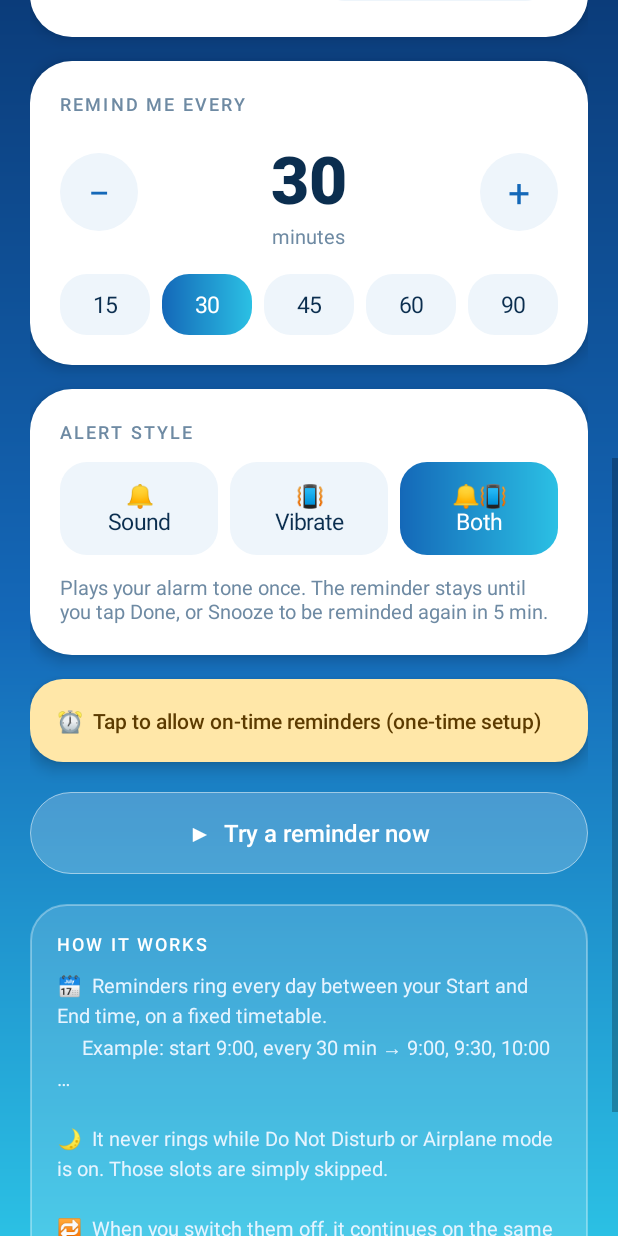
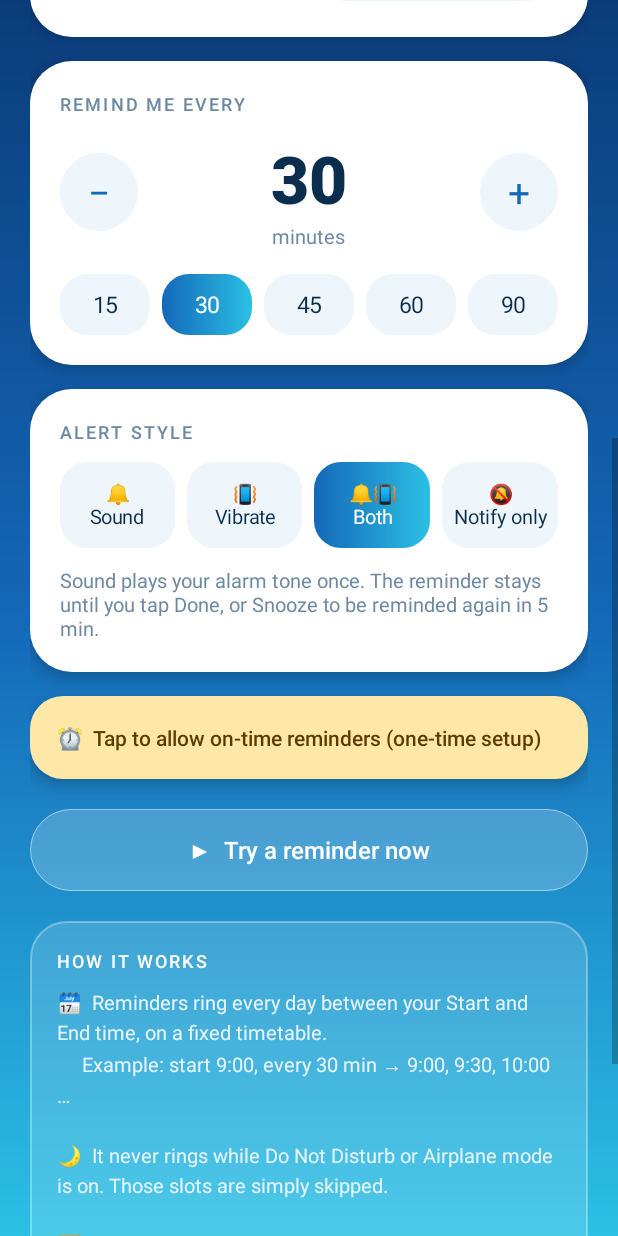
Before and after one commit to AnjanKailash/water-posture, an Android app: the screen it shows after launch (MainActivity), scrolled down 576 dp, on a phone screen of 412 x 824 dp. Run offline under Robolectric (Android 15) with nearby library versions, the phone set to English and light mode, and no system bars.

Commit message:
v2.5: add Notify-only alert style, fix How it works wording
Co-Authored-By: Claude Opus 5.5 <noreply@anthropic.com>
Claude-Session: https://claude.ai/code/session_01QVXpsxRWGW4c6FmNZ4x47k

```diff
--- a/app/build.gradle.kts
+++ b/app/build.gradle.kts
@@ -11,8 +11,8 @@ android {
         applicationId = "com.anjan.hydrate"
         minSdk = 26          // Android 8.0+
         targetSdk = 35
-        versionCode = 8
-        versionName = "2.4"
+        versionCode = 9
+        versionName = "2.5"
     }
 
     // Fixed signing key so every new APK installs over the previous one.
--- a/app/src/main/java/com/anjan/hydrate/MainActivity.kt
+++ b/app/src/main/java/com/anjan/hydrate/MainActivity.kt
@@ -51,7 +51,8 @@ class MainActivity : Activity() {
     private val alertOptions = listOf(
         Triple(Prefs.ALERT_SOUND, "🔔", "Sound"),
         Triple(Prefs.ALERT_VIBRATE, "📳", "Vibrate"),
-        Triple(Prefs.ALERT_BOTH, "🔔📳", "Both")
+        Triple(Prefs.ALERT_BOTH, "🔔📳", "Both"),
+        Triple(Prefs.ALERT_NONE, "🔕", "Notify only")
     )
 
     private val ticker = Handler(Looper.getMainLooper())
@@ -110,6 +111,7 @@ class MainActivity : Activity() {
         val modes = findViewById<LinearLayout>(R.id.alertModes)
         alertOptions.forEachIndexed { i, (mode, emoji, label) ->
             val chip = chip("$emoji\n$label").apply {
+                textSize = 13f
                 setPadding(0, dp(12), 0, dp(12))
                 setOnClickListener {
                     Prefs.setAlertMode(this@MainActivity, mode)
--- a/app/src/main/java/com/anjan/hydrate/Prefs.kt
+++ b/app/src/main/java/com/anjan/hydrate/Prefs.kt
@@ -23,6 +23,7 @@ object Prefs {
     const val ALERT_SOUND = 0
     const val ALERT_VIBRATE = 1
     const val ALERT_BOTH = 2
+    const val ALERT_NONE = 3   // notification only: no sound, no vibration
 
     private fun sp(c: Context) = c.getSharedPreferences(FILE, Context.MODE_PRIVATE)
 
--- a/app/src/main/java/com/anjan/hydrate/ReminderReceiver.kt
+++ b/app/src/main/java/com/anjan/hydrate/ReminderReceiver.kt
@@ -86,6 +86,7 @@ class ReminderReceiver : BroadcastReceiver() {
          */
         private fun alert(c: Context, finished: () -> Unit) {
             val mode = Prefs.alertMode(c)
+            if (mode == Prefs.ALERT_NONE) { finished(); return }  // notification only
             val ringer = c.getSystemService(AudioManager::class.java).ringerMode
             if (ringer == AudioManager.RINGER_MODE_SILENT) { finished(); return }
 
--- a/app/src/main/res/layout/activity_main.xml
+++ b/app/src/main/res/layout/activity_main.xml
@@ -271,7 +271,7 @@
                 android:layout_width="wrap_content"
                 android:layout_height="wrap_content"
                 android:layout_marginTop="12dp"
-                android:text="Plays your alarm tone once. The reminder stays until you tap Done, or Snooze to be reminded again in 5 min."
+                android:text="Sound plays your alarm tone once. The reminder stays until you tap Done, or Snooze to be reminded again in 5 min."
                 android:textColor="#6E8AA3"
                 android:textSize="13sp" />
         </LinearLayout>
@@ -325,7 +325,7 @@
                 android:layout_height="wrap_content"
                 android:layout_marginTop="10dp"
                 android:lineSpacingExtra="4dp"
-                android:text="🗓  Reminders ring every day between your Start and End time, on a fixed timetable.\n     Example: start 9:00, every 30 min → 9:00, 9:30, 10:00 …\n\n🌙  It never rings while Do Not Disturb or Airplane mode is on. Those slots are simply skipped.\n\n🔁  When you switch them off, it continues on the same timetable.\n     Example: DND ends at 9:05 → next reminder at 9:30.\n\n🎚  Follows your alert slider: Silent = nothing, Vibrate = buzz only, Ring = sound."
+                android:text="🗓  Reminders ring every day between your Start and End time, on a fixed timetable.\n     Example: start 9:00, every 30 min → 9:00, 9:30, 10:00 …\n\n🌙  It never rings while Do Not Disturb or Airplane mode is on. Those slots are simply skipped.\n\n🔁  When you switch them off, it continues on the same timetable.\n     Example: DND ends at 9:05 → next reminder at 9:30.\n\n🔔  Alert style: Sound, Vibrate, Both, or Notify only (the reminder appears with no sound or buzz).\n\n🎚  Your phone\'s alert slider also applies: on Silent it stays quiet, on Vibrate it only buzzes."
                 android:textColor="#E6F4FF"
                 android:textSize="13sp" />
         </LinearLayout>
```
